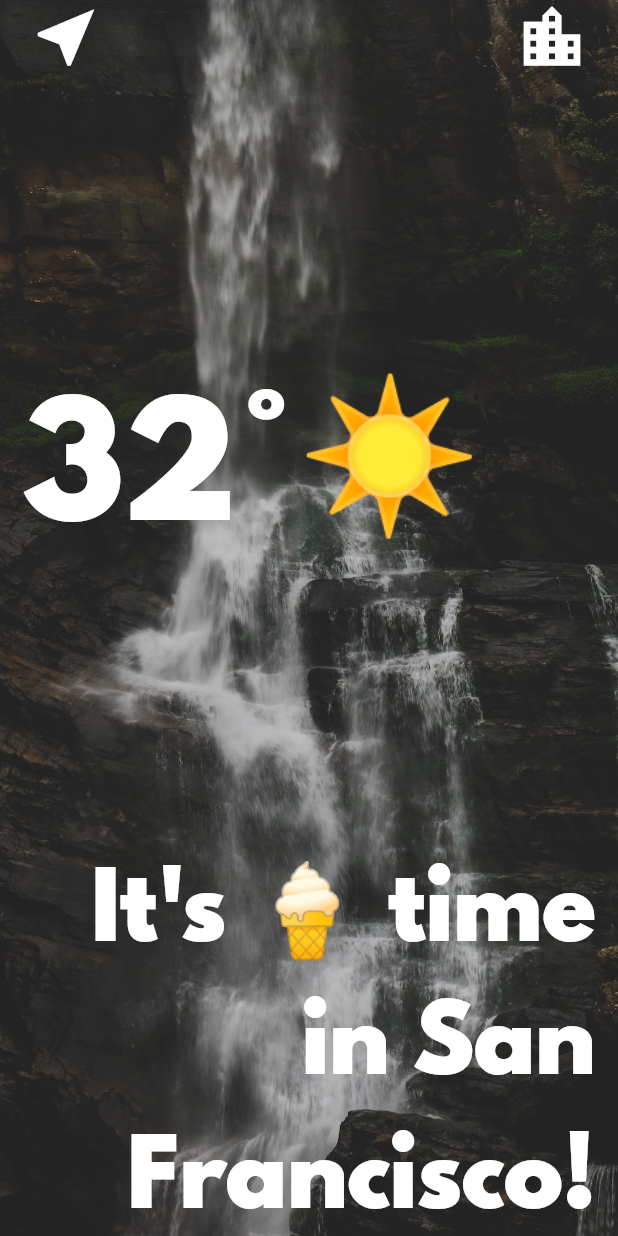
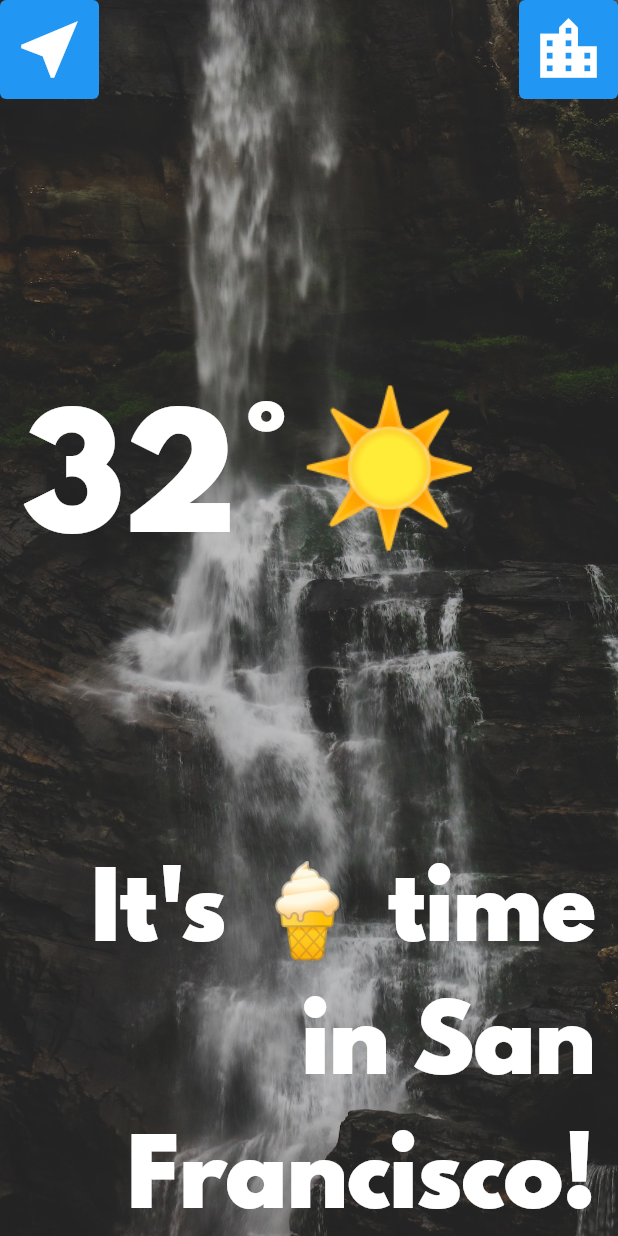
Before and after one commit to dastagg/LAB-F-clima, a Flutter app: the LocationScreen screen opened directly, on a phone screen of 412 x 824 dp. Run offline on Flutter 3.47's test engine with Material 2 defaults, Android fonts, the phone set to English and light mode, and no system bars.

Commit message:
Update to latest version of Dart.
Convert RaisedButton to ElevatedButton.
Convert FlatButton to TextButton.
Add "const" where "required".
Add Key? to constructors.

```diff
--- a/lib/main.dart
+++ b/lib/main.dart
@@ -1,14 +1,16 @@
 import 'package:flutter/material.dart';
 import 'package:clima/screens/loading_screen.dart';
 
-void main() => runApp(MyApp());
+void main() => runApp(const MyApp());
 
 class MyApp extends StatelessWidget {
+  const MyApp({Key? key}) : super(key: key);
+
   @override
   Widget build(BuildContext context) {
     return MaterialApp(
       theme: ThemeData.dark(),
-      home: LoadingScreen(),
+      home: const LoadingScreen(),
     );
   }
 }
--- a/lib/screens/location_screen.dart
+++ b/lib/screens/location_screen.dart
@@ -2,6 +2,8 @@ import 'package:flutter/material.dart';
 import 'package:clima/utilities/constants.dart';
 
 class LocationScreen extends StatefulWidget {
+  const LocationScreen({Key? key}) : super(key: key);
+
   @override
   _LocationScreenState createState() => _LocationScreenState();
 }
@@ -13,13 +15,13 @@ class _LocationScreenState extends State<LocationScreen> {
       body: Container(
         decoration: BoxDecoration(
           image: DecorationImage(
-            image: AssetImage('images/location_background.jpg'),
+            image: const AssetImage('images/location_background.jpg'),
             fit: BoxFit.cover,
             colorFilter: ColorFilter.mode(
                 Colors.white.withOpacity(0.8), BlendMode.dstATop),
           ),
         ),
-        constraints: BoxConstraints.expand(),
+        constraints: const BoxConstraints.expand(),
         child: SafeArea(
           child: Column(
             mainAxisAlignment: MainAxisAlignment.spaceBetween,
@@ -28,16 +30,24 @@ class _LocationScreenState extends State<LocationScreen> {
               Row(
                 mainAxisAlignment: MainAxisAlignment.spaceBetween,
                 children: <Widget>[
-                  FlatButton(
+                  TextButton(
+                    style: TextButton.styleFrom(
+                      primary: Colors.white,
+                      backgroundColor: Colors.blue,
+                    ),
                     onPressed: () {},
-                    child: Icon(
+                    child: const Icon(
                       Icons.near_me,
                       size: 50.0,
                     ),
                   ),
-                  FlatButton(
+                  TextButton(
+                    style: TextButton.styleFrom(
+                      primary: Colors.white,
+                      backgroundColor: Colors.blue,
+                    ),
                     onPressed: () {},
-                    child: Icon(
+                    child: const Icon(
                       Icons.location_city,
                       size: 50.0,
                     ),
@@ -45,9 +55,9 @@ class _LocationScreenState extends State<LocationScreen> {
                 ],
               ),
               Padding(
-                padding: EdgeInsets.only(left: 15.0),
+                padding: const EdgeInsets.only(left: 15.0),
                 child: Row(
-                  children: <Widget>[
+                  children: const <Widget>[
                     Text(
                       '32°',
                       style: kTempTextStyle,
@@ -59,7 +69,7 @@ class _LocationScreenState extends State<LocationScreen> {
                   ],
                 ),
               ),
-              Padding(
+              const Padding(
                 padding: EdgeInsets.only(right: 15.0),
                 child: Text(
                   "It's 🍦 time in San Francisco!",
```
Also changed, not shown: lib/screens/city_screen.dart (+17 -7 lines), lib/screens/loading_screen.dart (+16 -3 lines).
